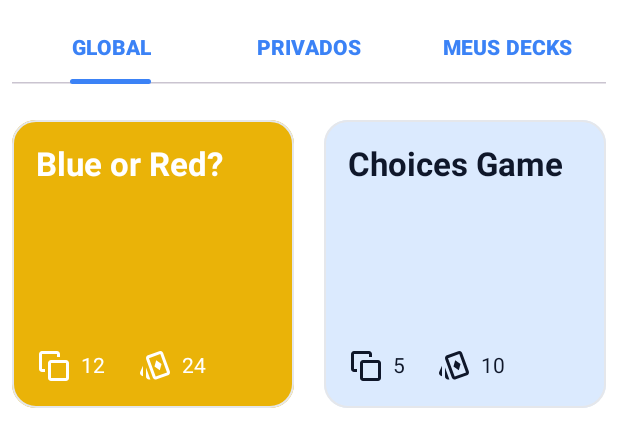
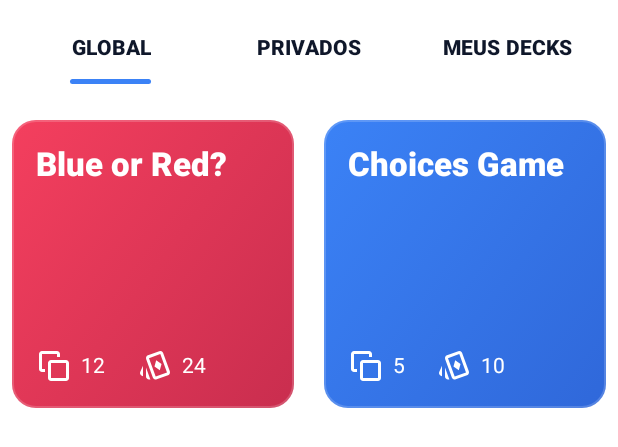
Before and after one commit to CarlosSousa2001/BlueAndRed, an Android app built with Jetpack Compose: the @Preview function DeckListContainerPreview, on a phone screen of 412 x 824 dp. Shown: the top 447 px of the screen. Run offline under Robolectric (Android 15) with nearby library versions, the phone set to English and light mode, and no system bars; network calls fail.

Commit message:
refactor(deck-list): Replace filter parameters with `DeckListScope` enum
This commit refactors the deck list filtering logic by replacing the string-based `visibility` and boolean `isOfficial` parameters with a type-safe `DeckListScope` enum. This enum consolidates filtering options into `GLOBAL`, `PRIVATE`, and `ME`.

It also introduces a new visual style for the deck item cards, replacing the solid container colors with metallic gradients for a more premium look.

### Key Changes:

-   **Domain & Data Layer**:
    -   Introduced the `DeckListScope` enum in the shared domain layer.
    -   Updated `DeckListUseCase`, `DeckListRepository`, and `DeckListRemoteDataSource` to use `scope: DeckListScope` instead of `visibility` and `isOfficial` in their parameters.
-   **Presentation Layer**:
    -   `DeckListUiState`: Replaced `visibility` and `isOfficial` with the new `scope` property.
    -   `DeckListViewModel`: Updated to manage state and trigger fetches using `DeckListScope`.
    -   `DeckListEvent`: Replaced `ChangeVisibility` and `ChangeIsOfficial` events with a single `ChangeScope` event.
-   **UI & Composables**:
    -   `DeckListContainer`: The filter button logic is now driven by `DeckListScope`, with tabs for "Global", "Privados", and "Meus Decks" mapped to the corresponding scope.
    -   `DeckListItemCard`:
        -   Replaced the previous solid background color palette with a new set of predefined metallic `Brush` gradients (`DeckCardMetallicPalette`).
        -   Each card now deterministically picks a gradient based on the deck's ID hash.
        -   Adjusted the border and text colors to complement the new gradient backgrounds.
-   **Navigation**:
    -   `MainNavigation` was updated to call the new `changeScope` function on the `ViewModel`.

```diff
--- a/app/src/main/java/com/crs/bluered/features/deck/list/data/repository/DeckListRepositoryImpl.kt
+++ b/app/src/main/java/com/crs/bluered/features/deck/list/data/repository/DeckListRepositoryImpl.kt
@@ -12,15 +12,14 @@ import javax.inject.Inject
 class DeckListRepositoryImpl @Inject constructor(
     private val remoteDataSource: DeckListRemoteDataSource,
     private val dispatchersProvider: DispatchersProvider
-): DeckListRepository {
+) : DeckListRepository {
     override suspend fun list(params: DeckListRepository.Params): ServiceResult<PaginatedResponse<DeckListItem>> {
         return withContext(dispatchersProvider.io()) {
             remoteDataSource.list(
                 params = DeckListRemoteDataSource.Params(
                     page = params.page,
                     perPage = params.perPage,
-                    visibility = params.visibility,
-                    isOfficial = params.isOfficial
+                    scope = params.scope
                 )
             )
         }
--- a/app/src/main/java/com/crs/bluered/features/deck/list/data/source/DeckListRemoteDataSourceImpl.kt
+++ b/app/src/main/java/com/crs/bluered/features/deck/list/data/source/DeckListRemoteDataSourceImpl.kt
@@ -25,8 +25,7 @@ class DeckListRemoteDataSourceImpl @Inject constructor(
                 url {
                     parameters.append("page", params.page.toString())
                     parameters.append("perPage", params.perPage.toString())
-                    params.visibility?.let { parameters.append("visibility", it) }
-                    params.isOfficial?.let { parameters.append("isOfficial", it.toString()) }
+                    parameters.append("scope", params.scope.toString())
                 }
             }
 
--- a/app/src/main/java/com/crs/bluered/features/deck/list/domain/repository/DeckListRepository.kt
+++ b/app/src/main/java/com/crs/bluered/features/deck/list/domain/repository/DeckListRepository.kt
@@ -3,6 +3,7 @@ package com.crs.bluered.features.deck.list.domain.repository
 import com.crs.bluered.core.domain.model.PaginatedResponse
 import com.crs.bluered.core.utils.ServiceResult
 import com.crs.bluered.features.deck.list.domain.model.DeckListItem
+import com.crs.bluered.shared.domain.enums.DeckListScope
 
 interface DeckListRepository {
 
@@ -10,7 +11,6 @@ interface DeckListRepository {
     data class Params(
         val page: Int = 1,
         val perPage: Int = 10,
-        val visibility: String? = null,
-        val isOfficial: Boolean? = null
+        val scope: DeckListScope
     )
 }
--- a/app/src/main/java/com/crs/bluered/features/deck/list/domain/source/DeckListRemoteDataSource.kt
+++ b/app/src/main/java/com/crs/bluered/features/deck/list/domain/source/DeckListRemoteDataSource.kt
@@ -3,6 +3,7 @@ package com.crs.bluered.features.deck.list.domain.source
 import com.crs.bluered.core.domain.model.PaginatedResponse
 import com.crs.bluered.core.utils.ServiceResult
 import com.crs.bluered.features.deck.list.domain.model.DeckListItem
+import com.crs.bluered.shared.domain.enums.DeckListScope
 
 interface DeckListRemoteDataSource {
 
@@ -10,7 +11,6 @@ interface DeckListRemoteDataSource {
     data class Params(
         val page: Int = 1,
         val perPage: Int = 10,
-        val visibility: String? = null,
-        val isOfficial: Boolean? = null
+        val scope: DeckListScope
     )
 }
--- a/app/src/main/java/com/crs/bluered/features/deck/list/presentation/DeckListEvent.kt
+++ b/app/src/main/java/com/crs/bluered/features/deck/list/presentation/DeckListEvent.kt
@@ -1,4 +1,6 @@
 package com.crs.bluered.features.deck.list.presentation
+
+import com.crs.bluered.shared.domain.enums.DeckListScope
 
 interface DeckListEvent {
     data object LoadIfNeeded : DeckListEvent
@@ -6,6 +8,5 @@ interface DeckListEvent {
     data object LoadMore : DeckListEvent
     data object ClearError : DeckListEvent
 
-    data class ChangeVisibility(val value: String?) : DeckListEvent
-    data class ChangeIsOfficial(val value: Boolean?) : DeckListEvent
+    data class ChangeScope(val value: DeckListScope) : DeckListEvent
 }
--- a/app/src/main/java/com/crs/bluered/features/deck/list/presentation/DeckListUiState.kt
+++ b/app/src/main/java/com/crs/bluered/features/deck/list/presentation/DeckListUiState.kt
@@ -2,14 +2,15 @@ package com.crs.bluered.features.deck.list.presentation
 
 import com.crs.bluered.core.domain.model.PaginationMeta
 import com.crs.bluered.features.deck.list.domain.model.DeckListItem
+import com.crs.bluered.shared.domain.enums.DeckListScope
 
 data class DeckListUiState(
     val items: List<DeckListItem> = emptyList(),
 
     val page: Int = 1,
     val perPage: Int = 10,
-    val visibility: String? = null,
-    val isOfficial: Boolean? = null,
+
+    val scope: DeckListScope = DeckListScope.GLOBAL,
 
     val isLoading: Boolean = false,
     val isLoadingMore: Boolean = false,
--- a/app/src/main/java/com/crs/bluered/features/deck/list/presentation/components/DeckListContainer.kt
+++ b/app/src/main/java/com/crs/bluered/features/deck/list/presentation/components/DeckListContainer.kt
@@ -9,6 +9,7 @@ import androidx.compose.foundation.layout.height
 import androidx.compose.foundation.layout.padding
 import androidx.compose.foundation.lazy.grid.rememberLazyGridState
 import androidx.compose.material3.CircularProgressIndicator
+import androidx.compose.material3.MaterialTheme
 import androidx.compose.material3.PrimaryTabRow
 import androidx.compose.material3.Tab
 import androidx.compose.material3.Text
@@ -21,7 +22,6 @@ import androidx.compose.ui.Alignment
 import androidx.compose.ui.Modifier
 import androidx.compose.ui.graphics.Color
 import androidx.compose.ui.res.painterResource
-import androidx.compose.ui.text.TextStyle
 import androidx.compose.ui.text.font.FontWeight
 import androidx.compose.ui.tooling.preview.Preview
 import androidx.compose.ui.unit.dp
@@ -30,8 +30,8 @@ import com.crs.bluered.R
 import com.crs.bluered.core.domain.model.PaginationMeta
 import com.crs.bluered.features.deck.list.domain.model.DeckListItem
 import com.crs.bluered.features.deck.list.presentation.DeckListUiState
+import com.crs.bluered.shared.domain.enums.DeckListScope
 import com.crs.bluered.shared.domain.enums.DeckVisibility
-import com.crs.bluered.ui.components.BRButton
 import com.crs.bluered.ui.components.states.EmptyState
 import com.crs.bluered.ui.components.states.ErrorState
 import com.crs.bluered.ui.theme.BlueRedTheme
@@ -43,15 +43,13 @@ fun DeckListContainer(
     onLoadIfNeeded: () -> Unit,
     onRefresh: () -> Unit,
     onLoadMore: () -> Unit,
-    onChangeVisibility: (String?) -> Unit,
+    onChangeScope: (DeckListScope) -> Unit,
     modifier: Modifier = Modifier,
     paddingValues: PaddingValues
 ) {
     val gridState = rememberLazyGridState()
 
-    LaunchedEffect(Unit) {
-        onLoadIfNeeded()
-    }
+    LaunchedEffect(Unit) { onLoadIfNeeded() }
 
     val shouldLoadMore by remember {
         derivedStateOf {
@@ -65,18 +63,16 @@ fun DeckListContainer(
     }
 
     LaunchedEffect(shouldLoadMore, state.canLoadMore) {
-        if (shouldLoadMore && state.canLoadMore) {
-            onLoadMore()
-        }
+        if (shouldLoadMore && state.canLoadMore) onLoadMore()
     }
 
     val tabs = remember { listOf("Global", "Privados", "Meus Decks") }
 
-    val selectedTabIndex = remember(state.visibility) {
-        when (state.visibility) {
-            null -> 0          // Global
-            "PRIVATE" -> 1     // Privados
-            else -> 0          // fallback
+    val selectedTabIndex = remember(state.scope) {
+        when (state.scope) {
+            DeckListScope.GLOBAL -> 0
+            DeckListScope.PRIVATE -> 1
+            DeckListScope.ME -> 2
         }
     }
 
@@ -89,18 +85,17 @@ fun DeckListContainer(
 
         PrimaryTabRow(
             selectedTabIndex = selectedTabIndex,
-            containerColor = Color.Transparent
+            containerColor = Color.Transparent,
+            divider = {}
         ) {
             tabs.forEachIndexed { index, label ->
-                val isSelected = selectedTabIndex == index
-
                 Tab(
-                    selected = isSelected,
+                    selected = selectedTabIndex == index,
                     onClick = {
                         when (index) {
-                            0 -> onChangeVisibility(null)
-                            1 -> onChangeVisibility("PRIVATE")
-                            2 -> onChangeVisibility(null)
+                            0 -> onChangeScope(DeckListScope.GLOBAL)
+                            1 -> onChangeScope(DeckListScope.PRIVATE)
+                            2 -> onChangeScope(DeckListScope.ME)
                         }
                     },
                     text = {
@@ -108,21 +103,14 @@ fun DeckListContainer(
                             text = label.uppercase(),
                             fontSize = 14.sp,
                             fontWeight = FontWeight.ExtraBold,
+                            color = MaterialTheme.colorScheme.onBackground
                         )
                     }
                 )
             }
         }
 
-        Spacer(modifier = Modifier.height(sizing.s1m))
-
-//        BRButton(
-//            onClick = onRefresh,
-//            text = "Refresh",
-//            loading = state.isLoading && state.items.isNotEmpty()
-//        )
-
-        Spacer(modifier = Modifier.height(sizing.s1m))
+        Spacer(modifier = Modifier.height(sizing.lg))
 
         when {
             state.isLoading && state.items.isEmpty() -> {
@@ -199,8 +187,7 @@ private fun DeckListContainerPreview() {
                 ),
                 page = 1,
                 perPage = 10,
-                visibility = null,
-                isOfficial = null,
+                scope = DeckListScope.GLOBAL,
                 isLoading = false,
                 isLoadingMore = false,
                 meta = PaginationMeta(
@@ -216,7 +203,7 @@ private fun DeckListContainerPreview() {
             onLoadIfNeeded = {},
             onRefresh = {},
             onLoadMore = {},
-            onChangeVisibility = {},
+            onChangeScope = {},
             paddingValues = PaddingValues(0.dp)
         )
     }
--- a/app/src/main/java/com/crs/bluered/features/deck/list/presentation/components/DeckListItemCard.kt
+++ b/app/src/main/java/com/crs/bluered/features/deck/list/presentation/components/DeckListItemCard.kt
@@ -16,75 +16,62 @@ import androidx.compose.runtime.Composable
 import androidx.compose.runtime.remember
 import androidx.compose.ui.Alignment
 import androidx.compose.ui.Modifier
+import androidx.compose.ui.geometry.Offset
+import androidx.compose.ui.graphics.Brush
+import androidx.compose.ui.graphics.Color
 import androidx.compose.ui.text.font.FontWeight
 import androidx.compose.ui.unit.dp
 import com.crs.bluered.R
 import com.crs.bluered.features.deck.list.domain.model.DeckListItem
+import com.crs.bluered.ui.theme.BlueRedThemeSizing.sizing
+import com.crs.bluered.ui.theme.DeckCardMetallicPalette
 import com.crs.bluered.ui.theme.PureWhite
-import com.crs.bluered.ui.theme.SuccessLight
-import com.crs.bluered.ui.theme.WarningLight
-import com.crs.bluered.ui.theme.BlueRedThemeSizing.sizing
+
 @Composable
 fun DeckListItemCard(
     item: DeckListItem,
     modifier: Modifier = Modifier
 ) {
 
-    val cs = MaterialTheme.colorScheme
-
-    // ✅ paleta "base" (igual ideia do button: cores seguras e bonitas)
-    val palette = remember(cs) {
-        listOf(
-            cs.primaryContainer,
-            cs.secondaryContainer,
-            cs.tertiaryContainer,
-            SuccessLight,
-            WarningLight
-        )
+    val gradient = remember(item.id) {
+        val index = kotlin.math.abs(item.id.hashCode()) % DeckCardMetallicPalette.size
+        DeckCardMetallicPalette[index]
     }
 
-    val containerColor = remember(item.id, palette) {
-        val index = kotlin.math.abs(item.id.hashCode()) % palette.size
-        palette[index]
-    }
-
-    // ✅ contentColor simples: se for Success/Warning usa branco; senão usa on*Container
-    val contentColor = remember(containerColor) {
-        when (containerColor) {
-            SuccessLight, WarningLight -> PureWhite
-            else -> cs.onSurface // simples e seguro; se quiser mais “perfeito”, uso on*Container
-        }
+    val gradientBrush = remember(gradient) {
+        Brush.linearGradient(
+            colors = listOf(gradient.from, gradient.to),
+            start = Offset(0f, 0f),
+            end = Offset(800f, 600f)
+        )
     }
 
     Column(
         modifier = modifier
             .fillMaxWidth()
-            .height(192.dp) // 🔹 controla a “verticalidade” do card
+            .height(192.dp)
             .background(
-                color = containerColor,
+                brush = gradientBrush,
                 shape = RoundedCornerShape(sizing.md)
             )
             .border(
                 width = 1.dp,
-                color = cs.outline,
+                color = Color.White.copy(alpha = 0.18f),
                 shape = RoundedCornerShape(sizing.md)
             )
             .padding(sizing.md)
     ) {
 
-        // 🔹 Título no topo
         Text(
             text = item.title,
             style = MaterialTheme.typography.titleLarge,
-            fontWeight = FontWeight.Bold,
-            color = contentColor,
+            fontWeight = FontWeight.ExtraBold,
+            color = PureWhite,
             maxLines = 2
         )
 
-        // 🔹 Espaço grande entre título e contadores
         Spacer(modifier = Modifier.weight(1f))
 
-        // 🔹 Contadores no rodapé do card
         Row(
             horizontalArrangement = Arrangement.spacedBy(sizing.m2d),
             verticalAlignment = Alignment.CenterVertically
@@ -92,13 +79,13 @@ fun DeckListItemCard(
             DeckCounter(
                 iconRes = R.drawable.ic_deck_icon_24,
                 value = item.cardsCount,
-                tint = contentColor
+                tint = PureWhite
             )
 
             DeckCounter(
                 iconRes = R.drawable.ic_card_icon_24,
                 value = item.optionsCount,
-                tint = contentColor
+                tint = PureWhite
             )
         }
     }
--- a/app/src/main/java/com/crs/bluered/ui/navigation/MainNavigation.kt
+++ b/app/src/main/java/com/crs/bluered/ui/navigation/MainNavigation.kt
@@ -22,9 +22,8 @@ fun NavGraphBuilder.mainScreen() {
             onLoadIfNeeded = viewModel::loadIfNeeded,
             onRefresh = viewModel::refresh,
             onLoadMore = viewModel::loadMore,
-            onChangeVisibility = viewModel::changeVisibility
+            onChangeScope = viewModel::changeScope
         )
-
     }
 }
 
```
Also changed, not shown: app/src/main/java/com/crs/bluered/features/deck/list/domain/usecase/DeckListUseCase.kt (+3 -4 lines), app/src/main/java/com/crs/bluered/features/deck/list/presentation/DeckListScreen.kt (+4 -5 lines), app/src/main/java/com/crs/bluered/features/deck/list/presentation/DeckListViewModel.kt (+5 -13 lines), app/src/main/java/com/crs/bluered/shared/domain/enums/DeckListScope.kt (added, +7 -0 lines), app/src/main/java/com/crs/bluered/ui/theme/Color.kt (+77 -0 lines).
